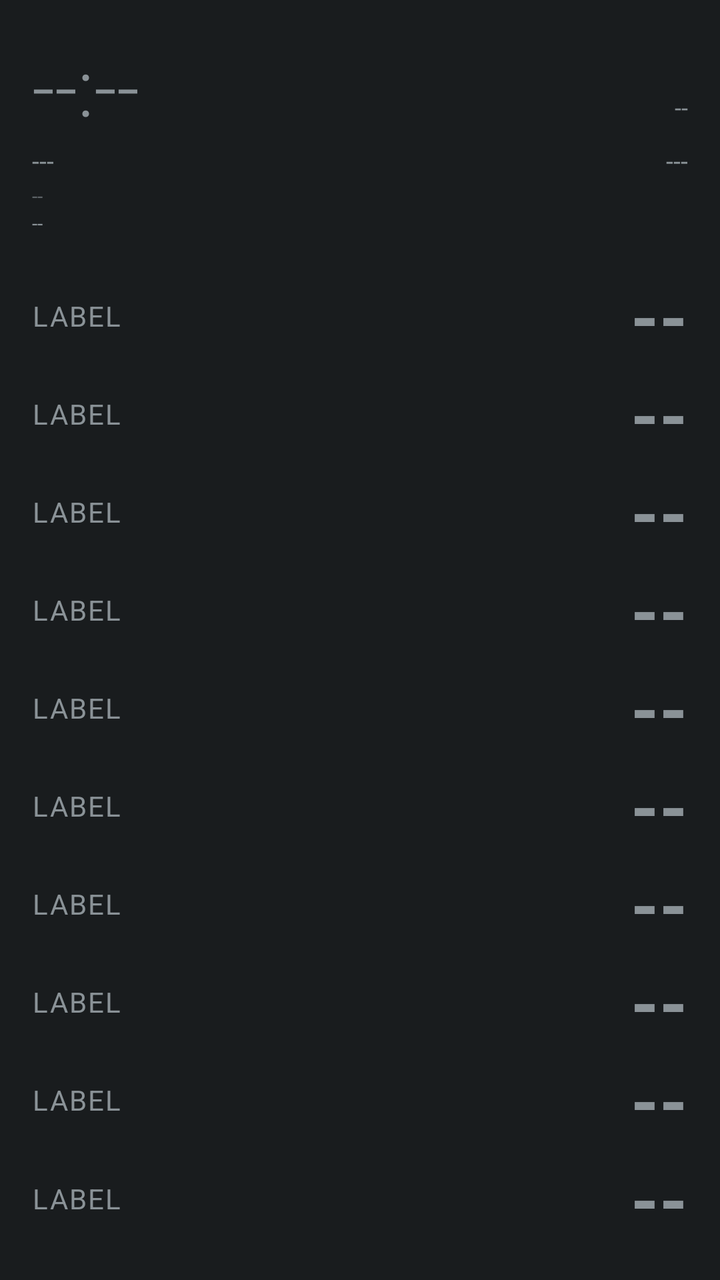
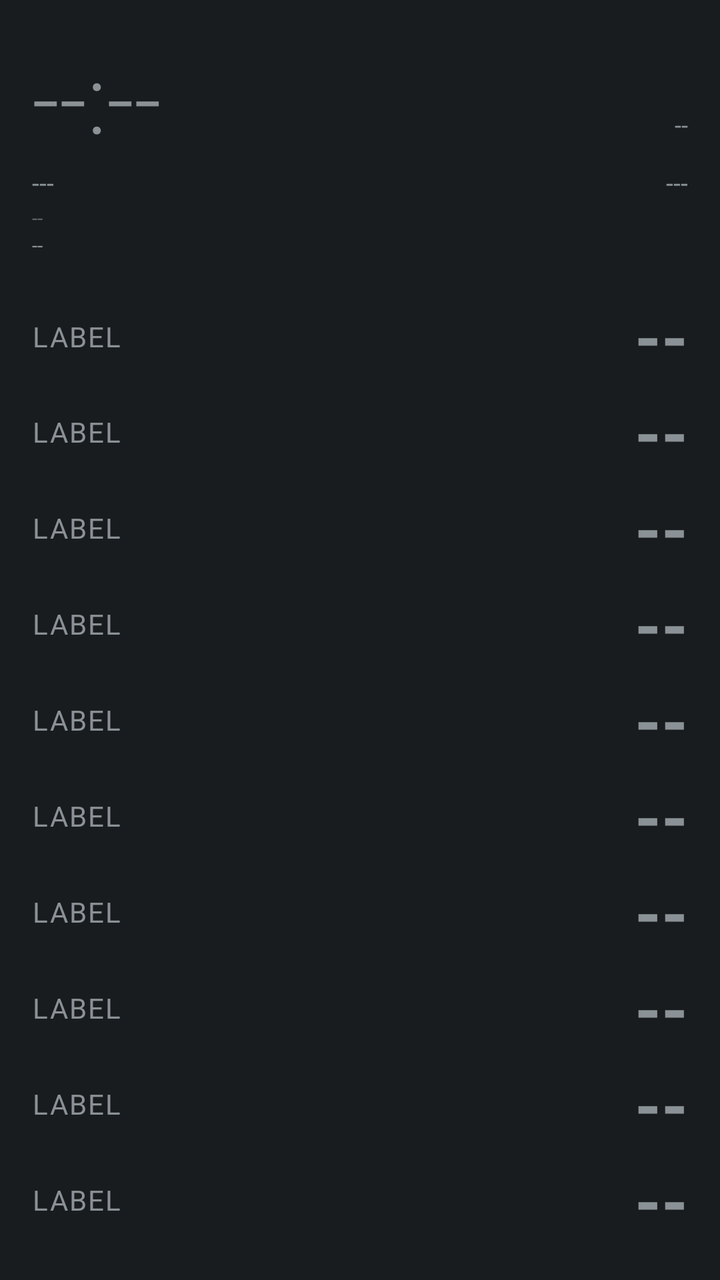

Compare the two renders of this Android layout. The source of the first and the diff that turns it into the second are given below.
<!-- AndroidManifest.xml: application theme android:Theme.DeviceDefault.NoActionBar -->
<!-- res/layout/aod_layout_giant_stack.xml -->
<?xml version="1.0" encoding="utf-8"?>
<LinearLayout xmlns:android="http://schemas.android.com/apk/res/android"
    android:id="@+id/bg_root"
    android:layout_width="match_parent"
    android:layout_height="match_parent"
    android:orientation="vertical"
    android:padding="16dp">

    <LinearLayout
        android:layout_width="match_parent"
        android:layout_height="wrap_content"
        android:orientation="horizontal">

        <TextView
            android:id="@+id/clock"
            android:layout_width="wrap_content"
            android:layout_height="wrap_content"
            android:textSize="40sp"
            android:fontFamily="sans-serif-light"
            android:text="--:--" />

        <TextView
            android:id="@+id/health_badge"
            android:layout_width="0dp"
            android:layout_height="wrap_content"
            android:layout_weight="1"
            android:layout_gravity="top"
            android:gravity="end"
            android:textSize="12sp"
            android:textAllCaps="true"
            android:text="--" />
    </LinearLayout>

    <LinearLayout
        android:layout_width="match_parent"
        android:layout_height="wrap_content"
        android:orientation="horizontal"
        android:layout_marginTop="2dp">

        <TextView
            android:id="@+id/date"
            android:layout_width="wrap_content"
            android:layout_height="wrap_content"
            android:textSize="13sp"
            android:text="---" />

        <TextView
            android:id="@+id/panchang"
            android:layout_width="0dp"
            android:layout_height="wrap_content"
            android:layout_weight="1"
            android:layout_marginStart="10dp"
            android:gravity="end"
            android:textSize="13sp"
            android:text="---" />
    </LinearLayout>

    <TextView
        android:id="@+id/perf_badge"
        android:layout_width="wrap_content"
        android:layout_height="wrap_content"
        android:textSize="10sp"
        android:alpha="0.6"
        android:layout_marginTop="2dp"
        android:text="--" />

    <TextView
        android:id="@+id/net_type_badge"
        android:layout_width="wrap_content"
        android:layout_height="wrap_content"
        android:textSize="10sp"
        android:text="--" />

    <TextView
        android:id="@+id/muhurat_badge"
        android:layout_width="wrap_content"
        android:layout_height="wrap_content"
        android:textSize="11sp"
        android:textStyle="bold"
        android:visibility="gone"
        android:text="--" />

    <View
        android:id="@+id/divider_1"
        android:layout_width="match_parent"
        android:layout_height="1dp"
        android:layout_marginTop="10dp"
        android:layout_marginBottom="4dp" />

    <include layout="@layout/aod_row_giant" android:id="@+id/row0"
        android:layout_width="match_parent" android:layout_height="0dp" android:layout_weight="1" />
    <include layout="@layout/aod_row_giant" android:id="@+id/row1"
        android:layout_width="match_parent" android:layout_height="0dp" android:layout_weight="1" />
    <include layout="@layout/aod_row_giant" android:id="@+id/row2"
        android:layout_width="match_parent" android:layout_height="0dp" android:layout_weight="1" />
    <include layout="@layout/aod_row_giant" android:id="@+id/row3"
        android:layout_width="match_parent" android:layout_height="0dp" android:layout_weight="1" />
    <include layout="@layout/aod_row_giant" android:id="@+id/row4"
        android:layout_width="match_parent" android:layout_height="0dp" android:layout_weight="1" />
    <include layout="@layout/aod_row_giant" android:id="@+id/row5"
        android:layout_width="match_parent" android:layout_height="0dp" android:layout_weight="1" />
    <include layout="@layout/aod_row_giant" android:id="@+id/row6"
        android:layout_width="match_parent" android:layout_height="0dp" android:layout_weight="1" />
    <include layout="@layout/aod_row_giant" android:id="@+id/row7"
        android:layout_width="match_parent" android:layout_height="0dp" android:layout_weight="1" />
    <include layout="@layout/aod_row_giant" android:id="@+id/row8"
        android:layout_width="match_parent" android:layout_height="0dp" android:layout_weight="1" />
    <include layout="@layout/aod_row_giant" android:id="@+id/row9"
        android:layout_width="match_parent" android:layout_height="0dp" android:layout_weight="1" />

</LinearLayout>
<!-- res/layout/aod_row_giant.xml (included above) -->
<?xml version="1.0" encoding="utf-8"?>
<LinearLayout xmlns:android="http://schemas.android.com/apk/res/android"
    android:layout_width="match_parent"
    android:layout_height="match_parent"
    android:orientation="horizontal"
    android:gravity="center_vertical">

    <TextView
        android:id="@+id/stat_label"
        android:layout_width="wrap_content"
        android:layout_height="wrap_content"
        android:textSize="14sp"
        android:textAllCaps="true"
        android:letterSpacing="0.05"
        android:text="Label" />

    <TextView
        android:id="@+id/stat_value"
        android:layout_width="0dp"
        android:layout_height="match_parent"
        android:layout_weight="1"
        android:layout_marginStart="12dp"
        android:gravity="end|center_vertical"
        android:textStyle="bold"
        android:maxLines="1"
        android:autoSizeTextType="uniform"
        android:autoSizeMinTextSize="16sp"
        android:autoSizeMaxTextSize="100sp"
        android:autoSizeStepGranularity="2sp"
        android:text="--" />

</LinearLayout>
<!-- resources referenced by this layout -->
<resources>

</resources>

<!-- the commit's change to res/layout/aod_layout_giant_stack.xml (unified diff, before → after) -->
@@ -15,7 +15,7 @@
             android:id="@+id/clock"
             android:layout_width="wrap_content"
             android:layout_height="wrap_content"
-            android:textSize="40sp"
+            android:textSize="48sp"
             android:fontFamily="sans-serif-light"
             android:text="--:--" />
 
